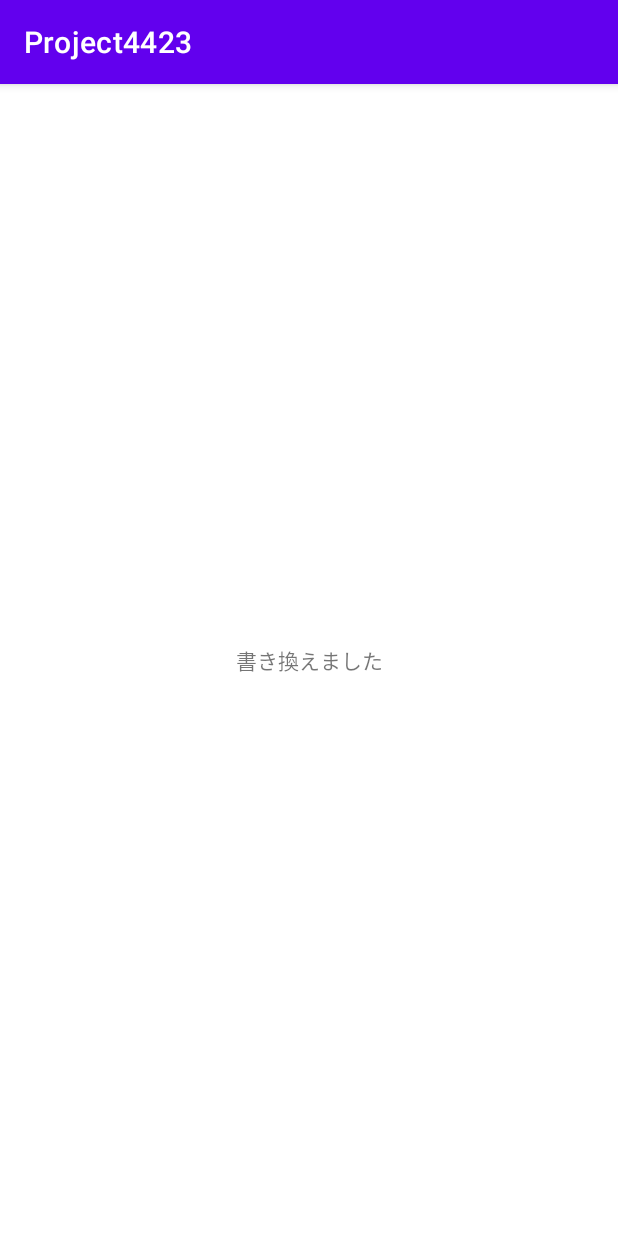
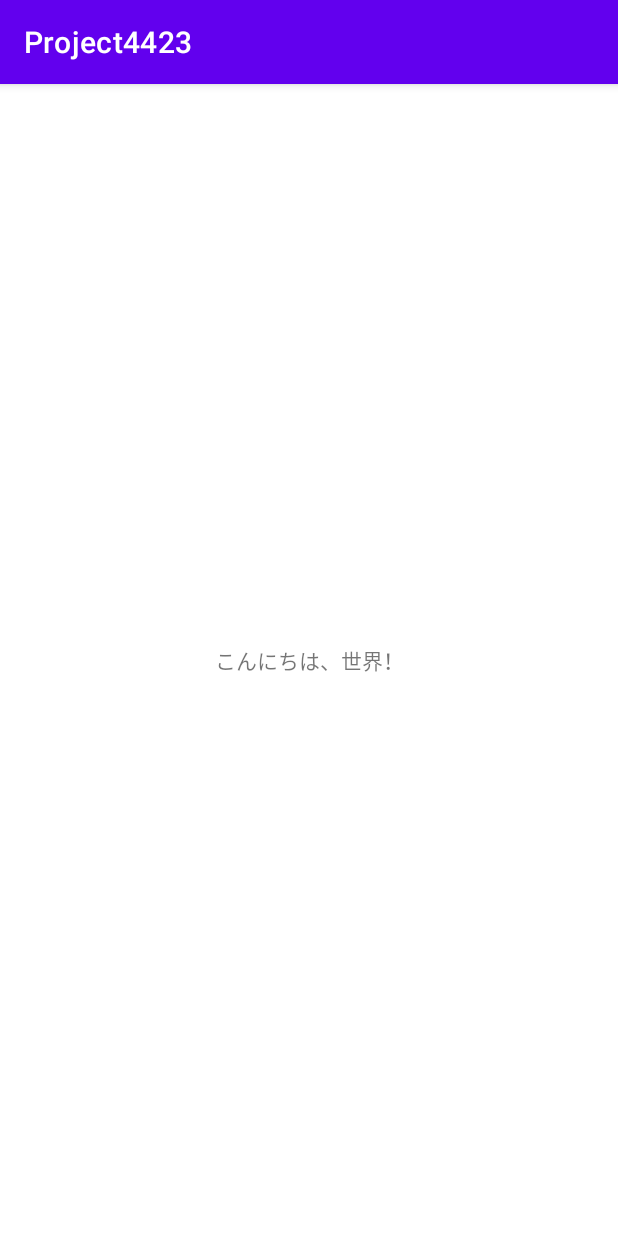
Before and after one commit to hrt4423/Project4423, an Android app: the screen it shows after launch (MainActivity), on a phone screen of 412 x 824 dp. Run offline under Robolectric (Android 15) with nearby library versions, the light colour scheme and no system bars.

Commit message:
画面の文字を変更しました。
- 画面に出力する文字を変更
- strings.xmlを参照するように変更
- 詳細はKnowledgeを読んで下さい。

```diff
--- a/app/src/main/res/layout/activity_main.xml
+++ b/app/src/main/res/layout/activity_main.xml
@@ -9,7 +9,7 @@
     <TextView
         android:layout_width="wrap_content"
         android:layout_height="wrap_content"
-        android:text="書き換えました"
+        android:text="@string/hello_world"
         app:layout_constraintBottom_toBottomOf="parent"
         app:layout_constraintEnd_toEndOf="parent"
         app:layout_constraintStart_toStartOf="parent"
--- a/app/src/main/res/values/strings.xml
+++ b/app/src/main/res/values/strings.xml
@@ -1,3 +1,4 @@
 <resources>
     <string name="app_name">Project4423</string>
+    <string name="hello_world">こんにちは、世界！</string>
 </resources>
```
